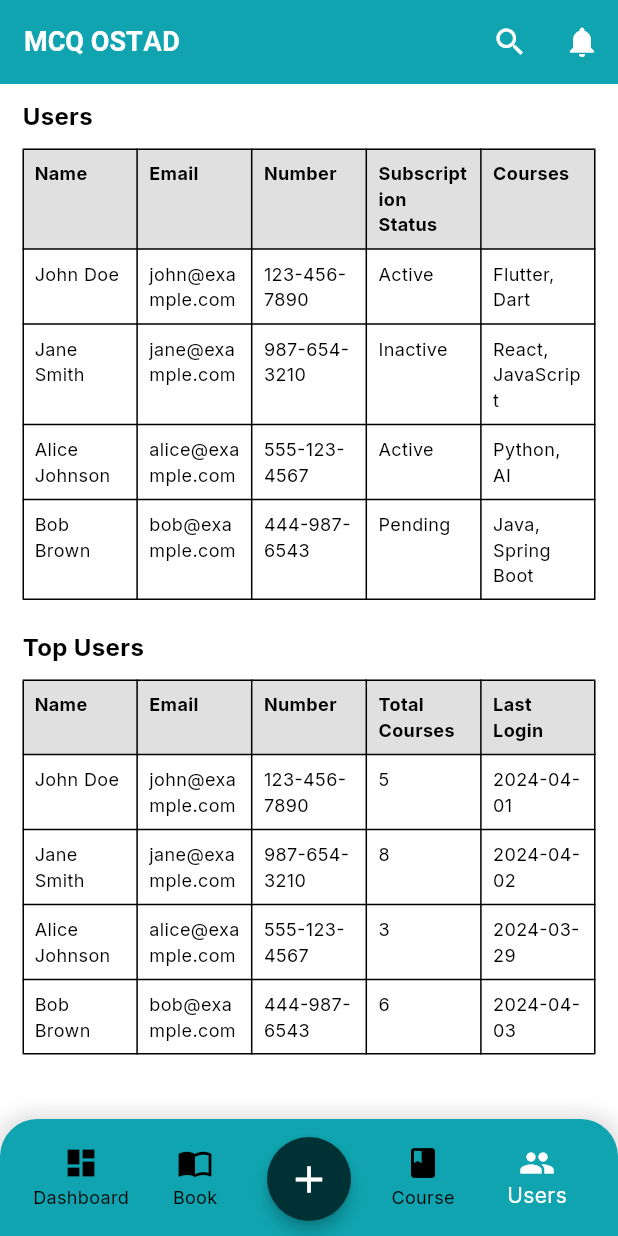
After one commit to Shahabuddin1122/job-ostad, a Flutter app: the screen it shows after launch, item 5 of the bottom bar chosen, on a phone screen of 412 x 824 dp. The commit adds this screen. Run offline on Flutter 3.47's test engine with Material 3 defaults, Android fonts, the phone set to English and light mode, and no system bars; our stand-ins replace dotted_border, file_picker, fl_chart, google_fonts, shared_preferences.

Commit message:
add user management

```diff
--- /dev/null
+++ b/manager/lib/models/top-user.dart
@@ -0,0 +1,15 @@
+class TopUser {
+  final String name;
+  final String email;
+  final String number;
+  final int totalCourses;
+  final String lastLogin;
+
+  TopUser({
+    required this.name,
+    required this.email,
+    required this.number,
+    required this.totalCourses,
+    required this.lastLogin,
+  });
+}
--- /dev/null
+++ b/manager/lib/models/user.dart
@@ -0,0 +1,15 @@
+class UserData {
+  final String name;
+  final String email;
+  final String number;
+  final String subscriptionStatus;
+  final String courses;
+
+  UserData({
+    required this.name,
+    required this.email,
+    required this.number,
+    required this.subscriptionStatus,
+    required this.courses,
+  });
+}
--- a/manager/lib/screens/landing.dart
+++ b/manager/lib/screens/landing.dart
@@ -1,6 +1,7 @@
 import 'package:flutter/material.dart';
 import 'package:job_ostad/screens/book.dart';
 import 'package:job_ostad/screens/overview.dart';
+import 'package:job_ostad/screens/user.dart';
 import 'package:job_ostad/utils/constants.dart';
 
 class Landing extends StatefulWidget {
@@ -128,6 +129,8 @@ class _LandingState extends State<Landing> {
         return Overview();
       case 3:
         return Overview();
+      case 4:
+        return User();
 
       default:
         return Overview();
--- /dev/null
+++ b/manager/lib/screens/user.dart
@@ -0,0 +1,269 @@
+import 'package:flutter/material.dart';
+import 'package:job_ostad/models/top-user.dart';
+import 'package:job_ostad/models/user.dart';
+import 'package:job_ostad/utils/custom_theme.dart';
+
+class User extends StatelessWidget {
+  const User({super.key});
+
+  @override
+  Widget build(BuildContext context) {
+    List<UserData> users = [
+      UserData(
+        name: "John Doe",
+        email: "john@example.com",
+        number: "123-456-7890",
+        subscriptionStatus: "Active",
+        courses: "Flutter, Dart",
+      ),
+      UserData(
+        name: "Jane Smith",
+        email: "jane@example.com",
+        number: "987-654-3210",
+        subscriptionStatus: "Inactive",
+        courses: "React, JavaScript",
+      ),
+      UserData(
+        name: "Alice Johnson",
+        email: "alice@example.com",
+        number: "555-123-4567",
+        subscriptionStatus: "Active",
+        courses: "Python, AI",
+      ),
+      UserData(
+        name: "Bob Brown",
+        email: "bob@example.com",
+        number: "444-987-6543",
+        subscriptionStatus: "Pending",
+        courses: "Java, Spring Boot",
+      ),
+    ];
+
+    List<TopUser> topUsers = [
+      TopUser(
+        name: "John Doe",
+        email: "john@example.com",
+        number: "123-456-7890",
+        totalCourses: 5,
+        lastLogin: "2024-04-01",
+      ),
+      TopUser(
+        name: "Jane Smith",
+        email: "jane@example.com",
+        number: "987-654-3210",
+        totalCourses: 8,
+        lastLogin: "2024-04-02",
+      ),
+      TopUser(
+        name: "Alice Johnson",
+        email: "alice@example.com",
+        number: "555-123-4567",
+        totalCourses: 3,
+        lastLogin: "2024-03-29",
+      ),
+      TopUser(
+        name: "Bob Brown",
+        email: "bob@example.com",
+        number: "444-987-6543",
+        totalCourses: 6,
+        lastLogin: "2024-04-03",
+      ),
+    ];
+
+    return SingleChildScrollView(
+      child: Padding(
+        padding: Theme.of(context).defaultPadding,
+        child: Column(
+          crossAxisAlignment: CrossAxisAlignment.start,
+          children: [
+            Text(
+              "Users",
+              style: TextStyle(fontSize: 16, fontWeight: FontWeight.bold),
+            ),
+            SizedBox(height: 10),
+            Table(
+              border: TableBorder.all(),
+              columnWidths: {
+                0: FlexColumnWidth(1),
+                1: FlexColumnWidth(1),
+                2: FlexColumnWidth(1),
+                3: FlexColumnWidth(1),
+                4: FlexColumnWidth(1),
+              },
+              children: [
+                TableRow(
+                  decoration: BoxDecoration(color: Colors.grey[300]),
+                  children: [
+                    for (var heading in [
+                      "Name",
+                      "Email",
+                      "Number",
+                      "Subscription Status",
+                      "Courses",
+                    ])
+                      TableCell(
+                        child: Padding(
+                          padding: EdgeInsets.all(8.0),
+                          child: Text(
+                            heading,
+                            style: TextStyle(
+                              fontWeight: FontWeight.bold,
+                              fontSize: 12,
+                            ),
+                          ),
+                        ),
+                      ),
+                  ],
+                ),
+                ...users.map(
+                  (user) => TableRow(
+                    children: [
+                      TableCell(
+                        child: Padding(
+                          padding: EdgeInsets.all(8.0),
+                          child: Text(
+                            user.name,
+                            style: TextStyle(fontSize: 12),
+                          ),
+                        ),
+                      ),
+                      TableCell(
+                        child: Padding(
+                          padding: EdgeInsets.all(8.0),
+                          child: Text(
+                            user.email,
+                            style: TextStyle(fontSize: 12),
+                          ),
+                        ),
+                      ),
+                      TableCell(
+                        child: Padding(
+                          padding: EdgeInsets.all(8.0),
+                          child: Text(
+                            user.number,
+                            style: TextStyle(fontSize: 12),
+                          ),
+                        ),
+                      ),
+                      TableCell(
+                        child: Padding(
+                          padding: EdgeInsets.all(8.0),
+                          child: Text(
+                            user.subscriptionStatus,
+                            style: TextStyle(fontSize: 12),
+                          ),
+                        ),
+                      ),
+                      TableCell(
+                        child: Padding(
+                          padding: EdgeInsets.all(8.0),
+                          child: Text(
+                            user.courses,
+                            style: TextStyle(fontSize: 12),
+                          ),
+                        ),
+                      ),
+                    ],
+                  ),
+                ),
+              ],
+            ),
+            SizedBox(height: 20),
+            Text(
+              "Top Users",
+              style: TextStyle(fontSize: 16, fontWeight: FontWeight.bold),
+            ),
+            SizedBox(height: 10),
+            Table(
+              border: TableBorder.all(),
+              columnWidths: {
+                0: FlexColumnWidth(1),
+                1: FlexColumnWidth(1),
+                2: FlexColumnWidth(1),
+                3: FlexColumnWidth(1),
+                4: FlexColumnWidth(1),
+              },
+              children: [
+                TableRow(
+                  decoration: BoxDecoration(color: Colors.grey[300]),
+                  children: [
+                    for (var heading in [
+                      "Name",
+                      "Email",
+                      "Number",
+                      "Total Courses",
+                      "Last Login",
+                    ])
+                      TableCell(
+                        child: Padding(
+                          padding: EdgeInsets.all(8.0),
+                          child: Text(
+                            heading,
+                            style: TextStyle(
+                              fontWeight: FontWeight.bold,
+                              fontSize: 12,
+                            ),
+                          ),
+                        ),
+                      ),
+                  ],
+                ),
+                ...topUsers.map(
+                  (user) => TableRow(
+                    children: [
+                      TableCell(
+                        child: Padding(
+                          padding: EdgeInsets.all(8.0),
+                          child: Text(
+                            user.name,
+                            style: TextStyle(fontSize: 12),
+                          ),
+                        ),
+                      ),
+                      TableCell(
+                        child: Padding(
+                          padding: EdgeInsets.all(8.0),
+                          child: Text(
+                            user.email,
+                            style: TextStyle(fontSize: 12),
+                          ),
+                        ),
+                      ),
+                      TableCell(
+                        child: Padding(
+                          padding: EdgeInsets.all(8.0),
+                          child: Text(
+                            user.number,
+                            style: TextStyle(fontSize: 12),
+                          ),
+                        ),
+                      ),
+                      TableCell(
+                        child: Padding(
+                          padding: EdgeInsets.all(8.0),
+                          child: Text(
+                            user.totalCourses.toString(),
+                            style: TextStyle(fontSize: 12),
+                          ),
+                        ),
+                      ),
+                      TableCell(
+                        child: Padding(
+                          padding: EdgeInsets.all(8.0),
+                          child: Text(
+                            user.lastLogin,
+                            style: TextStyle(fontSize: 12),
+                          ),
+                        ),
+                      ),
+                    ],
+                  ),
+                ),
+              ],
+            ),
+          ],
+        ),
+      ),
+    );
+  }
+}
```
